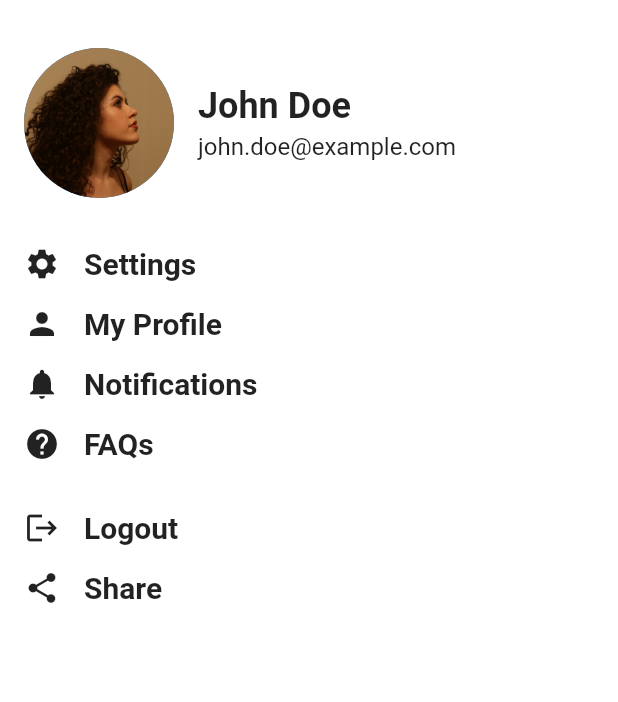
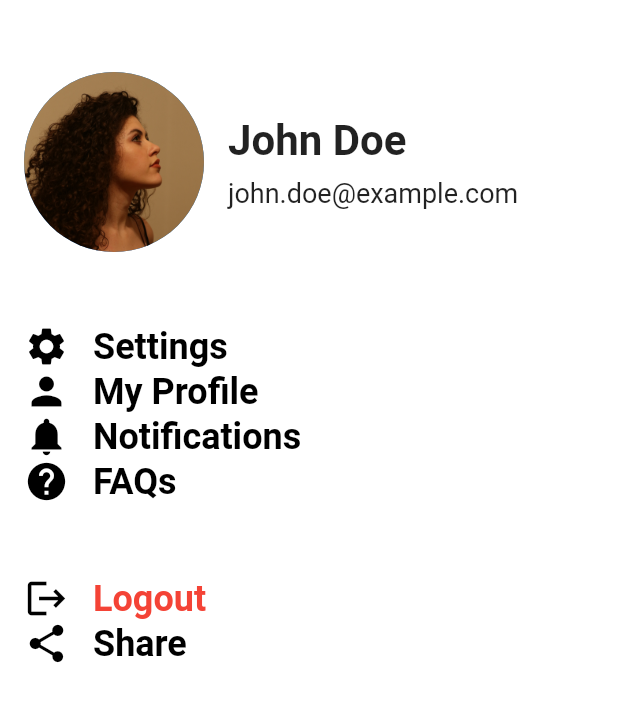
Before and after one commit to Bharatjangid786/newproject, a Flutter app: the ProfilePage screen opened directly, on a phone screen of 412 x 824 dp. Shown: the top 702 px of the screen. Run offline on Flutter 3.47's test engine with Material 2 defaults, Android fonts, the phone set to English and light mode, and no system bars; our stand-ins replace curved_navigation_bar, intro_slider, page_transition.

Commit message:
some changes

```diff
--- a/lib/screens/Homepage.dart
+++ b/lib/screens/Homepage.dart
@@ -163,7 +163,7 @@ class _HomePageState extends State<HomePage> {
                               IconButton(
                                 icon: _isAddedTofav
                                     ? Icon(
-                                        Icons.favorite_border,
+                                        Icons.favorite,
                                         color: Colors.red,
                                       )
                                     : Icon(
@@ -221,9 +221,10 @@ class _HomePageState extends State<HomePage> {
                                     fontWeight: selectedIndex == index
                                         ? FontWeight.bold
                                         : FontWeight.w300,
-                                    color: selectedIndex == index
-                                        ? Constants.primaryColor
-                                        : Colors.white),
+                                    // color: selectedIndex == index
+                                    //     ? Constants.primaryColor
+                                    //     : Colors.white
+                                    color: Colors.white),
                               ),
                             ],
                           ),
@@ -235,19 +236,30 @@ class _HomePageState extends State<HomePage> {
                                 style: TextStyle(
                                     fontSize: 18.0,
                                     fontWeight: FontWeight.bold,
-                                    color: selectedIndex == index
-                                        ? Constants.primaryColor
-                                        : Colors.white),
+                                    // color: selectedIndex == index
+                                    //     ? Constants.primaryColor
+                                    //     : Colors.white
+
+                                    color: Colors.white),
+                              ),
+                              SizedBox(
+                                width: 80,
                               ),
                               Text(
                                 '\$${Plant.plantList[index].price}',
                                 style: TextStyle(
                                     fontSize: 18.0,
                                     fontWeight: FontWeight.bold,
-                                    color: selectedIndex == index
-                                        ? Constants.primaryColor
-                                        : Colors.white),
+                                    // color: selectedIndex == index
+                                    color: Colors.white
+                                    // ? Constants.primaryColor
+                                    // : Colors.white
+
+                                    ),
                               ),
+                              SizedBox(
+                                width: 2,
+                              )
                             ],
                           )
                         ]),
--- a/lib/screens/profile_page.dart
+++ b/lib/screens/profile_page.dart
@@ -11,11 +11,11 @@ class ProfilePage extends StatelessWidget {
           child: Column(
             crossAxisAlignment: CrossAxisAlignment.stretch,
             children: [
-            SizedBox(height: 16.0),
+              SizedBox(height: 32.0),
               Row(
                 children: [
                   CircleAvatar(
-                  radius: 50.0,
+                    radius: 60.0,
                     backgroundImage: AssetImage('assets/images/profile.jpg'),
                   ),
                   SizedBox(width: 16.0),
@@ -27,114 +27,88 @@ class ProfilePage extends StatelessWidget {
                           'John Doe',
                           style: TextStyle(
                             fontWeight: FontWeight.bold,
-                          fontSize: 24.0,
+                            fontSize: 28.0,
                           ),
                         ),
-                      SizedBox(height: 4.0),
+                        SizedBox(height: 8.0),
                         Text(
                           'john.doe@example.com',
-                        style: TextStyle(fontSize: 16.0),
+                          style: TextStyle(fontSize: 18.0),
                         ),
                       ],
                     ),
                   ),
                 ],
               ),
-            SizedBox(height: 32.0),
-            Container(
-              child: InkWell(
-                child: Row(
-                  children: const [
-                    Icon(Icons.settings),
-                    SizedBox(width: 16.0),
-                    Text(
-                      'Settings',
-                      style:
-                          TextStyle(fontSize: 20, fontWeight: FontWeight.bold),
+              SizedBox(height: 48.0),
+              buildMenuItem(
+                icon: Icons.settings,
+                text: 'Settings',
+                onTap: () {},
+              ),
+              buildMenuItem(
+                icon: Icons.person,
+                text: 'My Profile',
+                onTap: () {},
+              ),
+              buildMenuItem(
+                icon: Icons.notifications,
+                text: 'Notifications',
+                onTap: () {},
+              ),
+              buildMenuItem(
+                icon: Icons.help,
+                text: 'FAQs',
+                onTap: () {},
+              ),
+              SizedBox(height: 48.0),
+              buildMenuItem(
+                icon: Icons.logout,
+                text: 'Logout',
+                onTap: () {},
+                textColor: Colors.red,
+              ),
+              buildMenuItem(
+                icon: Icons.share,
+                text: 'Share',
+                onTap: () {},
               ),
             ],
           ),
-                onTap: () {},
         ),
       ),
-            SizedBox(height: 16.0),
-            Container(
+    );
+  }
+
+  Widget buildMenuItem({
+    required IconData icon,
+    required String text,
+    required void Function() onTap,
+    Color iconColor = Colors.black,
+    Color textColor = Colors.black,
+  }) {
+    return Container(
       child: InkWell(
         child: Row(
-                  children: const [
-                    Icon(Icons.person),
+          children: [
+            Icon(
+              icon,
+              color: iconColor,
+              size: 30.0,
+            ),
             SizedBox(width: 16.0),
-                    Text('My Profile',
+            Text(
+              text,
               style: TextStyle(
-                            fontSize: 20, fontWeight: FontWeight.bold)),
-                  ],
-                ),
-                onTap: () {},
-              ),
-            ),
-            SizedBox(height: 16.0),
-            Container(
-              child: InkWell(
-                child: Row(
-                  children: const [
-                    Icon(Icons.notifications),
-                    SizedBox(width: 16.0),
-                    Text('Notifications',
-                        style: TextStyle(
-                            fontSize: 20, fontWeight: FontWeight.bold)),
-                  ],
-                ),
-                onTap: () {},
-              ),
-            ),
-            SizedBox(height: 16.0),
-            Container(
-              child: InkWell(
-                child: Row(
-                  children: const [
-                    Icon(Icons.help),
-                    SizedBox(width: 16.0),
-                    Text('FAQs',
-                        style: TextStyle(
-                            fontSize: 20, fontWeight: FontWeight.bold)),
-                  ],
-                ),
-                onTap: () {},
-              ),
-            ),
-            SizedBox(height: 32.0),
-            Container(
-              child: InkWell(
-                child: Row(
-                  children: const [
-                    Icon(Icons.logout),
-                    SizedBox(width: 16.0),
-                    Text('Logout',
-                        style: TextStyle(
-                            fontSize: 20, fontWeight: FontWeight.bold)),
-                  ],
-                ),
-                onTap: () {},
-              ),
-            ),
-            SizedBox(height: 16.0),
-            Container(
-              child: InkWell(
-                child: Row(
-                  children: const [
-                    Icon(Icons.share),
-                    SizedBox(width: 16.0),
-                    Text('Share',
-                        style: TextStyle(
-                            fontSize: 20, fontWeight: FontWeight.bold)),
-                  ],
-                ),
-                onTap: () {},
+                fontSize: 24,
+                fontWeight: FontWeight.bold,
+                color: textColor,
               ),
             ),
           ],
         ),
+        onTap: onTap,
       ),
-    ));
+    );
   }
 }
```
Also changed, not shown: pubspec.lock, 1 other file. Lines whose indentation alone changed are shown as unchanged.
